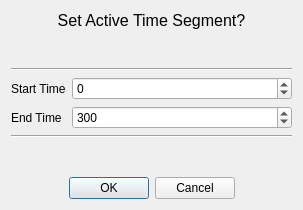
Old version of the form renderFarmingSATSDialog.ui in the repository stephensmitchell-forks/renderFarming.
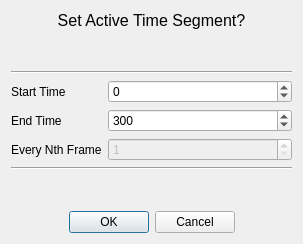
New version of the form.

Commit message: Added several more UI elements and tool-tips

```diff
--- a/renderFarmingSATSDialog.ui
+++ b/renderFarmingSATSDialog.ui
@@ -7,7 +7,7 @@
     <x>0</x>
     <y>0</y>
     <width>303</width>
-    <height>210</height>
+    <height>244</height>
    </rect>
   </property>
   <property name="windowTitle">
@@ -97,6 +97,35 @@
        </property>
       </widget>
      </item>
+     <item row="2" column="0">
+      <widget class="QLabel" name="label_evr_nth_frm">
+       <property name="text">
+        <string>Every Nth Frame</string>
+       </property>
+      </widget>
+     </item>
+     <item row="2" column="1">
+      <widget class="QSpinBox" name="sats_evr_nth_frm_sb">
+       <property name="enabled">
+        <bool>false</bool>
+       </property>
+       <property name="toolTip">
+        <string>&lt;html&gt;&lt;head/&gt;&lt;body&gt;&lt;p&gt;Max will only renders frames at this interval.&lt;/p&gt;&lt;/body&gt;&lt;/html&gt;</string>
+       </property>
+       <property name="minimum">
+        <number>1</number>
+       </property>
+       <property name="maximum">
+        <number>65535</number>
+       </property>
+       <property name="singleStep">
+        <number>5</number>
+       </property>
+       <property name="value">
+        <number>1</number>
+       </property>
+      </widget>
+     </item>
     </layout>
    </item>
    <item>
```
Left out of the diff: 6 changed lines with no effect on the pictures. The commit also changes 4 other files.
